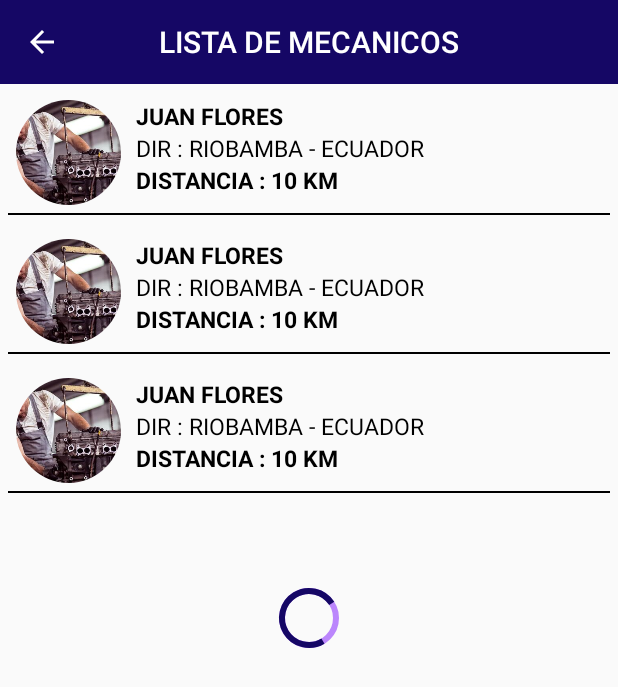
After one commit to KennethE98/MechAppMovile2, an Android app: the layout activity_list_mecanico.xml on its own in the app's theme, with its tools: preview values and no code run, on a phone screen of 412 x 824 dp. The commit adds this screen. Shown: the top 687 px of the screen. Run offline under Robolectric (Android 15) with nearby library versions, the phone set to English and light mode, and no system bars.

Commit message:
update list mecanicos

```diff
--- a/app/build.gradle
+++ b/app/build.gradle
@@ -43,7 +43,9 @@ dependencies {
     implementation 'com.google.firebase:firebase-firestore:24.4.1'
     implementation 'com.google.firebase:firebase-auth:21.1.0'
     implementation 'com.google.android.gms:play-services-maps:18.1.0'
+    implementation "androidx.swiperefreshlayout:swiperefreshlayout:1.1.0"
     testImplementation 'junit:junit:4.13.2'
     androidTestImplementation 'androidx.test.ext:junit:1.1.5'
     androidTestImplementation 'androidx.test.espresso:espresso-core:3.5.1'
+
 }
--- /dev/null
+++ b/app/src/main/res/drawable/baseline_arrow_back.xml
@@ -0,0 +1,5 @@
+<vector android:autoMirrored="true" android:height="24dp"
+    android:tint="#000000" android:viewportHeight="24"
+    android:viewportWidth="24" android:width="24dp" xmlns:android="http://schemas.android.com/apk/res/android">
+    <path android:fillColor="@android:color/white" android:pathData="M20,11H7.83l5.59,-5.59L12,4l-8,8 8,8 1.41,-1.41L7.83,13H20v-2z"/>
+</vector>
--- a/app/src/main/res/layout/activity_ingresar_usuario.xml
+++ b/app/src/main/res/layout/activity_ingresar_usuario.xml
@@ -1,5 +1,6 @@
 <?xml version="1.0" encoding="utf-8"?>
-<androidx.constraintlayout.widget.ConstraintLayout xmlns:android="http://schemas.android.com/apk/res/android"
+<androidx.constraintlayout.widget.ConstraintLayout
+    xmlns:android="http://schemas.android.com/apk/res/android"
     xmlns:app="http://schemas.android.com/apk/res-auto"
     xmlns:tools="http://schemas.android.com/tools"
     android:layout_width="match_parent"
--- /dev/null
+++ b/app/src/main/res/layout/activity_list_mecanico.xml
@@ -0,0 +1,59 @@
+<?xml version="1.0" encoding="utf-8"?>
+<FrameLayout
+    xmlns:android="http://schemas.android.com/apk/res/android"
+    xmlns:app="http://schemas.android.com/apk/res-auto"
+    xmlns:tools="http://schemas.android.com/tools"
+    android:layout_width="match_parent"
+    android:layout_height="match_parent"
+    tools:context=".ListMecanicoActivity"
+    >
+
+    <androidx.appcompat.widget.LinearLayoutCompat
+        android:layout_width="match_parent"
+        android:layout_height="match_parent"
+        android:orientation="vertical"
+        >
+        <com.google.android.material.appbar.MaterialToolbar
+            android:id="@+id/ToolbarMecanico"
+            android:layout_width="match_parent"
+            android:layout_height="wrap_content"
+            android:background="@color/purple_700"
+            app:title="LISTA DE MECANICOS"
+            app:titleTextColor="@color/white"
+            app:titleCentered="true"
+            app:navigationIconTint="@color/white"
+            app:navigationIcon="@drawable/baseline_arrow_back"
+            >
+        </com.google.android.material.appbar.MaterialToolbar>
+        <androidx.swiperefreshlayout.widget.SwipeRefreshLayout
+            android:id="@+id/SwipeRefreshLayoutMecanicos"
+            android:layout_width="match_parent"
+            android:layout_height="match_parent">
+            <androidx.recyclerview.widget.RecyclerView
+                android:id="@+id/RecyclerViewMecanicos"
+                android:layout_width="match_parent"
+                android:layout_height="match_parent"
+                app:layoutManager="androidx.recyclerview.widget.LinearLayoutManager"
+                tools:listitem="@layout/mecanico_item"
+                >
+            </androidx.recyclerview.widget.RecyclerView>
+
+        </androidx.swiperefreshlayout.widget.SwipeRefreshLayout>
+        <!---->
+    </androidx.appcompat.widget.LinearLayoutCompat>
+
+
+    <com.google.android.material.progressindicator.CircularProgressIndicator
+        android:id="@+id/CircularProgressIndicator"
+        android:layout_width="wrap_content"
+        android:layout_height="wrap_content"
+        android:progressTint="@color/black"
+        android:indeterminate="true"
+        android:layout_gravity="center"
+        app:indicatorColor="@color/purple_700"
+        app:trackColor="@color/purple_200"
+        >
+    </com.google.android.material.progressindicator.CircularProgressIndicator>
+
+
+</FrameLayout>
--- /dev/null
+++ b/app/src/main/res/layout/mecanico_item.xml
@@ -0,0 +1,87 @@
+<?xml version="1.0" encoding="utf-8"?>
+<androidx.appcompat.widget.LinearLayoutCompat
+    xmlns:android="http://schemas.android.com/apk/res/android"
+    android:layout_width="match_parent"
+    android:layout_height="wrap_content"
+    android:orientation="vertical"
+    android:padding="5dp"
+    xmlns:app="http://schemas.android.com/apk/res-auto">
+
+
+    <androidx.appcompat.widget.LinearLayoutCompat
+        android:layout_width="match_parent"
+        android:layout_height="wrap_content"
+        android:orientation="horizontal"
+        android:padding="5dp"
+        >
+
+        <com.google.android.material.card.MaterialCardView
+            android:layout_width="70dp"
+            android:layout_height="70dp"
+            app:cardCornerRadius="90dp"
+            android:elevation="0dp"
+            app:cardElevation="0dp"
+            android:layout_marginRight="10dp"
+            >
+
+            <androidx.appcompat.widget.AppCompatImageView
+                android:layout_width="match_parent"
+                android:layout_height="match_parent"
+                app:srcCompat="@drawable/mecanico"
+                android:scaleType="centerCrop"
+                >
+            </androidx.appcompat.widget.AppCompatImageView>
+
+        </com.google.android.material.card.MaterialCardView>
+
+
+
+        <androidx.appcompat.widget.LinearLayoutCompat
+            android:layout_width="match_parent"
+            android:layout_height="wrap_content"
+            android:orientation="vertical"
+            >
+            <TextView
+                android:id="@+id/txtNameMecanico"
+                android:layout_width="wrap_content"
+                android:layout_height="wrap_content"
+                android:text="JUAN FLORES"
+                android:textColor="@color/black"
+                android:textSize="15dp"
+                android:textStyle="bold"
+                >
+            </TextView>
+
+            <TextView
+                android:id="@+id/txtDirMecanico"
+                android:layout_width="wrap_content"
+                android:layout_height="wrap_content"
+                android:text="DIR : RIOBAMBA - ECUADOR"
+                android:textColor="@color/black"
+                android:textSize="15dp"
+                >
+            </TextView>
+
+            <TextView
+                android:id="@+id/txtDistanceMecanico"
+                android:layout_width="wrap_content"
+                android:layout_height="wrap_content"
+                android:text="DISTANCIA : 10 KM"
+                android:textColor="@color/black"
+                android:textSize="15dp"
+                android:textStyle="bold"
+                >
+            </TextView>
+
+        </androidx.appcompat.widget.LinearLayoutCompat>
+
+    </androidx.appcompat.widget.LinearLayoutCompat>
+
+    <com.google.android.material.divider.MaterialDivider
+        android:layout_width="match_parent"
+        android:layout_height="1dp"
+        app:dividerColor="@color/black"
+        >
+    </com.google.android.material.divider.MaterialDivider>
+
+</androidx.appcompat.widget.LinearLayoutCompat>
--- a/app/src/main/res/values-night/themes.xml
+++ /dev/null
@@ -1,16 +0,0 @@
-<resources xmlns:tools="http://schemas.android.com/tools">
-    <!-- Base application theme. -->
-    <style name="Theme.MechAppMovile" parent="Theme.AppCompat.Light.NoActionBar">
-        <!-- Primary brand color. -->
-        <item name="colorPrimary">@color/purple_200</item>
-        <item name="colorPrimaryVariant">@color/purple_700</item>
-        <item name="colorOnPrimary">@color/black</item>
-        <!-- Secondary brand color. -->
-        <item name="colorSecondary">@color/teal_200</item>
-        <item name="colorSecondaryVariant">@color/teal_200</item>
-        <item name="colorOnSecondary">@color/black</item>
-        <!-- Status bar color. -->
-        <item name="android:statusBarColor">?attr/colorPrimaryVariant</item>
-        <!-- Customize your theme here. -->
-    </style>
-</resources>
--- a/app/src/main/res/values/colors.xml
+++ b/app/src/main/res/values/colors.xml
@@ -7,4 +7,5 @@
     <color name="teal_700">#FF018786</color>
     <color name="black">#FF000000</color>
     <color name="white">#FFFFFFFF</color>
+    <color name="red">#970000</color>
 </resources>
--- a/build.gradle
+++ b/build.gradle
@@ -1,8 +1,8 @@
 // Top-level build file where you can add configuration options common to all sub-projects/modules.
 plugins {
-    id 'com.android.application' version '7.3.1' apply false
+    id 'com.android.application' version '7.4.0' apply false
 
-    id 'com.android.library' version '7.3.1' apply false
+    id 'com.android.library' version '7.4.0' apply false
     id 'com.google.gms.google-services' version '4.3.13' apply false
 
 }
```
Also changed, not shown: app/src/main/AndroidManifest.xml (+13 -18 lines), app/src/main/java/com/example/mechappmovile/ListMecanicoActivity.java (added, +142 -0 lines), app/src/main/java/com/example/mechappmovile/MainActivity.java (+11 -0 lines), app/src/main/java/com/example/mechappmovile/Mapa_ubicacion.java (+34 -3 lines), app/src/main/java/com/example/mechappmovile/Modelo/mecanico.java (+9 -0 lines), app/src/main/java/com/example/mechappmovile/adapter/cAdapterMecanicos.java (added, +57 -0 lines), app/src/main/res/drawable/boton_border_redondo.xml (added, +10 -0 lines), app/src/main/res/layout/activity_mapa_ubicacion.xml (+7 -3 lines), app/src/main/res/drawable/mecanico.jpg (added), gradle/wrapper/gradle-wrapper.properties.
